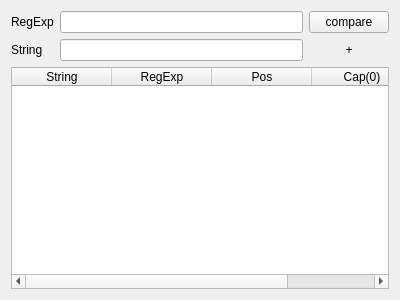
Qt form widget.ui (GRomR1/TestRegExp) before a commit.
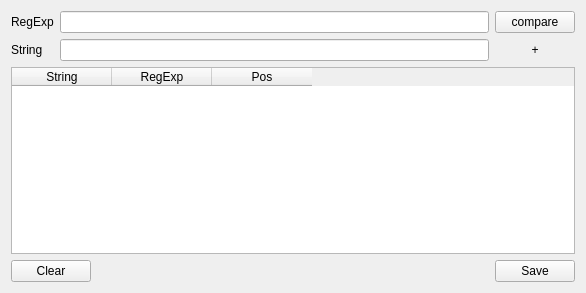
The same form after that commit.

Patch:
```diff
--- a/widget.ui
+++ b/widget.ui
@@ -6,8 +6,8 @@
    <rect>
     <x>0</x>
     <y>0</y>
-    <width>400</width>
-    <height>300</height>
+    <width>586</width>
+    <height>293</height>
    </rect>
   </property>
   <property name="windowTitle">
@@ -72,13 +72,39 @@
        <string>Pos</string>
       </property>
      </column>
-     <column>
-      <property name="text">
-       <string>Cap(0)</string>
-      </property>
-     </column>
     </widget>
    </item>
+   <item>
+    <layout class="QHBoxLayout" name="horizontalLayout">
+     <item>
+      <widget class="QPushButton" name="pushButtonClear">
+       <property name="text">
+        <string>Clear</string>
+       </property>
+      </widget>
+     </item>
+     <item>
+      <spacer name="horizontalSpacer">
+       <property name="orientation">
+        <enum>Qt::Horizontal</enum>
+       </property>
+       <property name="sizeHint" stdset="0">
+        <size>
+         <width>40</width>
+         <height>20</height>
+        </size>
+       </property>
+      </spacer>
+     </item>
+     <item>
+      <widget class="QPushButton" name="pushButtonSave">
+       <property name="text">
+        <string>Save</string>
+       </property>
+      </widget>
+     </item>
+    </layout>
+   </item>
   </layout>
  </widget>
  <layoutdefault spacing="6" margin="11"/>
```
Left out of the diff: 2 changed lines with no effect on the pictures.
